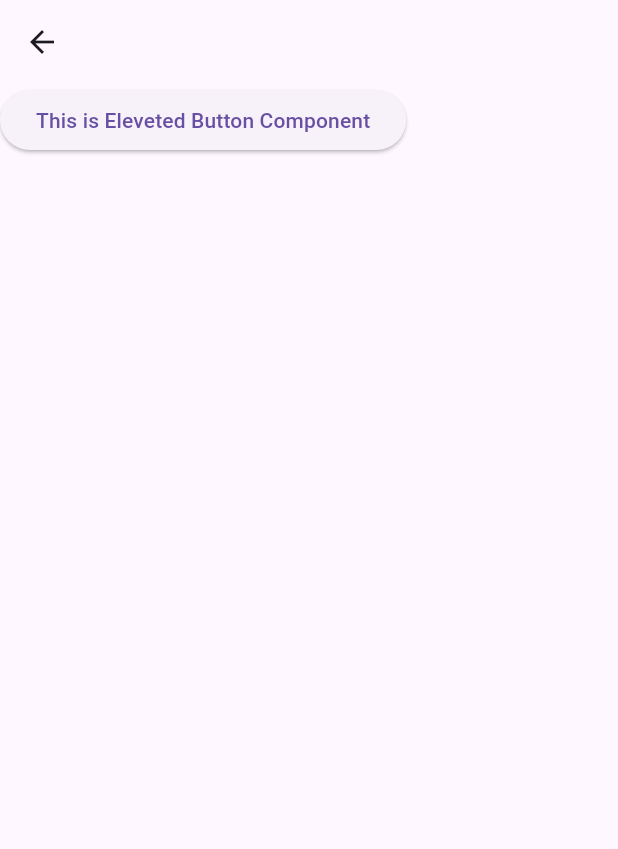
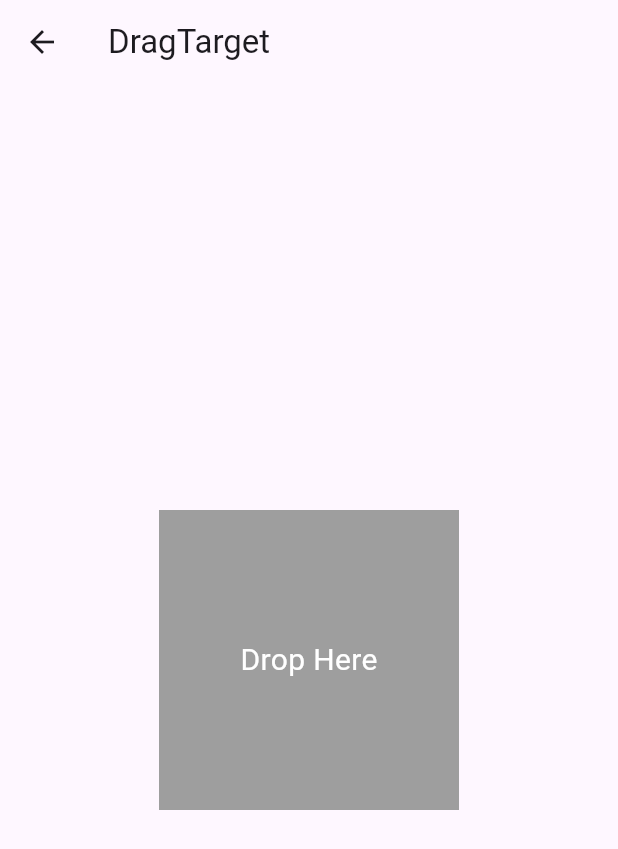
Before and after one commit to moritejas/flutter_widgets, a Flutter app: the DragTargetComponent screen opened directly, on a phone screen of 412 x 824 dp. Shown: the top 849 px of the screen. Run offline on Flutter 3.47's test engine with Material 3 defaults, Android fonts, the phone set to English and light mode, and no system bars; our stand-ins replace audioplayers, badges, barcode_widget, cached_network_image, carousel_slider, expandable and 13 more; missing offline and left inert: pdfx, swipeable_card_stack.

Commit message:
Drag Target

```diff
--- a/lib/Componant/drag_target.dart
+++ b/lib/Componant/drag_target.dart
@@ -1,15 +1,42 @@
 import 'package:flutter/material.dart';
 
-class DragTargetComponent extends StatelessWidget {
+class DragTargetComponent extends StatefulWidget {
   const DragTargetComponent({super.key});
+
+  @override
+  State<DragTargetComponent> createState() => _DragTargetComponentState();
+}
+
+class _DragTargetComponentState extends State<DragTargetComponent> {
+  Color targetColor  = Colors.grey;
 
   @override
   Widget build(BuildContext context) {
     return Scaffold(
       appBar: AppBar(
+        title: const Text("DragTarget"),
       ),
-      body: ElevatedButton(onPressed: (){},
-          child: const Text("This is Eleveted Button Component"))
+      body: Center(
+        child: DragTarget<Color>(
+          onAccept: (color) {
+            setState(() {
+              targetColor = color;
+            });
+          },
+          onWillAccept: (data) => data is Color,
+          builder: (context, acceptedData, rejectedData) => Container(
+            width: 200,
+            height: 200,
+            color: targetColor,
+            child: const Center(
+              child: Text(
+                "Drop Here",
+                style: TextStyle(color: Colors.white, fontSize: 20),
+              ),
+            ),
+          ),
+        ),
+      ),
     );
   }
 }
```
Also changed, not shown: lib/Componant/draggable.dart (+74 -19 lines).
